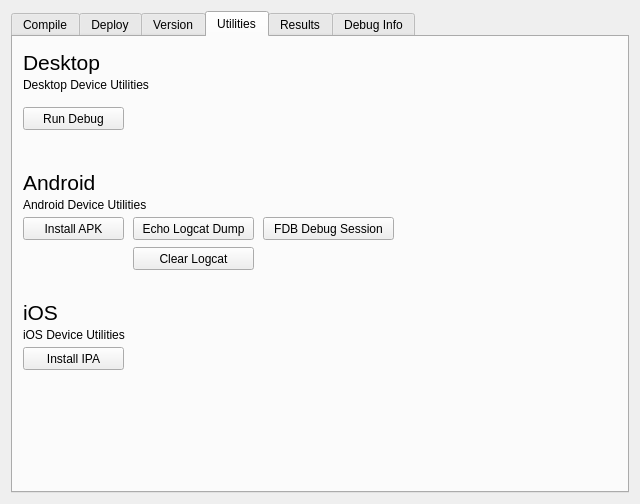
First picture: the form in resources/widget/DeckCompileWidget/DeckCompileWidget.ui, repository sernst/CompilerDeck, before the edit.
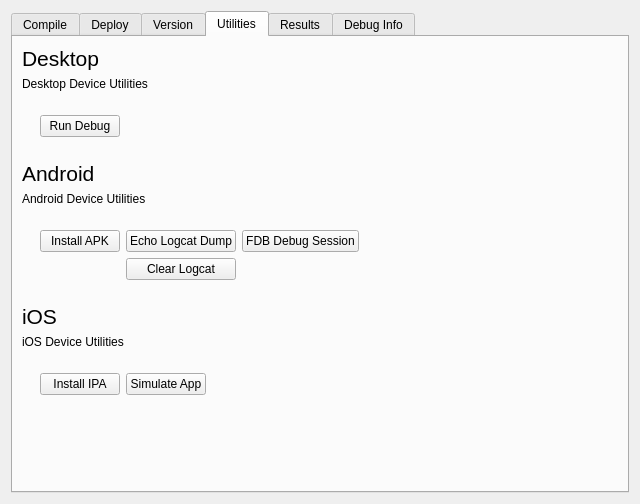
Second picture: the form after the edit. The open tabs and pages were chosen to show the change.

Patch:
```diff
--- a/resources/widget/DeckCompileWidget/DeckCompileWidget.ui
+++ b/resources/widget/DeckCompileWidget/DeckCompileWidget.ui
@@ -975,41 +975,60 @@
       <attribute name="title">
        <string>Utilities</string>
       </attribute>
-      <widget class="QPushButton" name="installApkBtn">
-       <property name="geometry">
-        <rect>
-         <x>10</x>
-         <y>180</y>
-         <width>101</width>
-         <height>23</height>
-        </rect>
+      <layout class="QVBoxLayout" name="verticalLayout_15">
+       <item>
+        <widget class="QLabel" name="label_8">
+         <property name="font">
+          <font>
+           <pointsize>16</pointsize>
+          </font>
        </property>
        <property name="text">
-        <string>Install APK</string>
-       </property>
-      </widget>
+          <string>Desktop</string>
+         </property>
+        </widget>
+       </item>
+       <item>
+        <widget class="QLabel" name="label_9">
+         <property name="text">
+          <string>Desktop Device Utilities</string>
+         </property>
+        </widget>
+       </item>
+       <item>
+        <widget class="QWidget" name="widget_31" native="true">
+         <layout class="QHBoxLayout" name="horizontalLayout_20">
+          <item>
+           <widget class="QWidget" name="widget_28" native="true">
+            <layout class="QGridLayout" name="gridLayout_3">
+             <item row="0" column="0">
       <widget class="QPushButton" name="runDebugBtn">
-       <property name="geometry">
-        <rect>
-         <x>10</x>
-         <y>70</y>
-         <width>101</width>
-         <height>23</height>
-        </rect>
-       </property>
        <property name="text">
         <string>Run Debug</string>
        </property>
       </widget>
+             </item>
+            </layout>
+           </widget>
+          </item>
+          <item>
+           <spacer name="horizontalSpacer_17">
+            <property name="orientation">
+             <enum>Qt::Horizontal</enum>
+            </property>
+            <property name="sizeHint" stdset="0">
+             <size>
+              <width>413</width>
+              <height>20</height>
+             </size>
+            </property>
+           </spacer>
+          </item>
+         </layout>
+        </widget>
+       </item>
+       <item>
       <widget class="QLabel" name="label_6">
-       <property name="geometry">
-        <rect>
-         <x>10</x>
-         <y>130</y>
-         <width>111</width>
-         <height>31</height>
-        </rect>
-       </property>
        <property name="font">
         <font>
          <pointsize>16</pointsize>
@@ -1019,98 +1038,69 @@
         <string>Android</string>
        </property>
       </widget>
+       </item>
+       <item>
       <widget class="QLabel" name="label_7">
-       <property name="geometry">
-        <rect>
-         <x>10</x>
-         <y>160</y>
-         <width>211</width>
-         <height>16</height>
-        </rect>
-       </property>
        <property name="text">
         <string>Android Device Utilities</string>
        </property>
       </widget>
-      <widget class="QLabel" name="label_8">
-       <property name="geometry">
-        <rect>
-         <x>10</x>
-         <y>10</y>
-         <width>111</width>
-         <height>31</height>
-        </rect>
-       </property>
-       <property name="font">
-        <font>
-         <pointsize>16</pointsize>
-        </font>
-       </property>
+       </item>
+       <item>
+        <widget class="QWidget" name="widget_30" native="true">
+         <layout class="QHBoxLayout" name="horizontalLayout_19">
+          <item>
+           <widget class="QWidget" name="widget_26" native="true">
+            <layout class="QGridLayout" name="gridLayout">
+             <item row="0" column="0">
+              <widget class="QPushButton" name="installApkBtn">
        <property name="text">
-        <string>Desktop</string>
-       </property>
-      </widget>
-      <widget class="QLabel" name="label_9">
-       <property name="geometry">
-        <rect>
-         <x>10</x>
-         <y>40</y>
-         <width>211</width>
-         <height>16</height>
-        </rect>
-       </property>
-       <property name="text">
-        <string>Desktop Device Utilities</string>
-       </property>
-      </widget>
+                <string>Install APK</string>
+               </property>
+              </widget>
+             </item>
+             <item row="0" column="1">
       <widget class="QPushButton" name="logcatDumpBtn">
-       <property name="geometry">
-        <rect>
-         <x>120</x>
-         <y>180</y>
-         <width>121</width>
-         <height>23</height>
-        </rect>
-       </property>
        <property name="text">
         <string>Echo Logcat Dump</string>
        </property>
       </widget>
-      <widget class="QPushButton" name="clearLogcatBtn">
-       <property name="geometry">
-        <rect>
-         <x>120</x>
-         <y>210</y>
-         <width>121</width>
-         <height>23</height>
-        </rect>
-       </property>
-       <property name="text">
-        <string>Clear Logcat</string>
-       </property>
-      </widget>
+             </item>
+             <item row="0" column="2">
       <widget class="QPushButton" name="flexDebugBtn">
-       <property name="geometry">
-        <rect>
-         <x>250</x>
-         <y>180</y>
-         <width>131</width>
-         <height>23</height>
-        </rect>
-       </property>
        <property name="text">
         <string>FDB Debug Session</string>
        </property>
       </widget>
+             </item>
+             <item row="1" column="1">
+              <widget class="QPushButton" name="clearLogcatBtn">
+               <property name="text">
+                <string>Clear Logcat</string>
+               </property>
+              </widget>
+             </item>
+            </layout>
+           </widget>
+          </item>
+          <item>
+           <spacer name="horizontalSpacer_16">
+            <property name="orientation">
+             <enum>Qt::Horizontal</enum>
+            </property>
+            <property name="sizeHint" stdset="0">
+             <size>
+              <width>99</width>
+              <height>20</height>
+             </size>
+            </property>
+           </spacer>
+          </item>
+         </layout>
+        </widget>
+       </item>
+       <item>
       <widget class="QLabel" name="label_15">
-       <property name="geometry">
-        <rect>
-         <x>10</x>
-         <y>260</y>
-         <width>111</width>
-         <height>31</height>
-        </rect>
-       </property>
        <property name="font">
         <font>
          <pointsize>16</pointsize>
@@ -1120,32 +1110,67 @@
         <string>iOS</string>
        </property>
       </widget>
+       </item>
+       <item>
       <widget class="QLabel" name="label_16">
-       <property name="geometry">
-        <rect>
-         <x>10</x>
-         <y>290</y>
-         <width>211</width>
-         <height>16</height>
-        </rect>
-       </property>
        <property name="text">
         <string>iOS Device Utilities</string>
        </property>
       </widget>
+       </item>
+       <item>
+        <widget class="QWidget" name="widget_29" native="true">
+         <layout class="QHBoxLayout" name="horizontalLayout_18">
+          <item>
+           <widget class="QWidget" name="widget_27" native="true">
+            <layout class="QGridLayout" name="gridLayout_2">
+             <item row="0" column="0">
       <widget class="QPushButton" name="installIpaBtn">
-       <property name="geometry">
-        <rect>
-         <x>10</x>
-         <y>310</y>
-         <width>101</width>
-         <height>23</height>
-        </rect>
-       </property>
        <property name="text">
         <string>Install IPA</string>
        </property>
       </widget>
+             </item>
+             <item row="0" column="1">
+              <widget class="QPushButton" name="simulateBtn">
+               <property name="text">
+                <string>Simulate App</string>
+               </property>
+              </widget>
+             </item>
+            </layout>
+           </widget>
+          </item>
+          <item>
+           <spacer name="horizontalSpacer_15">
+            <property name="orientation">
+             <enum>Qt::Horizontal</enum>
+            </property>
+            <property name="sizeHint" stdset="0">
+             <size>
+              <width>300</width>
+              <height>20</height>
+             </size>
+            </property>
+           </spacer>
+          </item>
+         </layout>
+        </widget>
+       </item>
+       <item>
+        <spacer name="verticalSpacer_6">
+         <property name="orientation">
+          <enum>Qt::Vertical</enum>
+         </property>
+         <property name="sizeHint" stdset="0">
+          <size>
+           <width>20</width>
+           <height>19</height>
+          </size>
+         </property>
+        </spacer>
+       </item>
+      </layout>
      </widget>
      <widget class="QWidget" name="resultsTabPage">
       <attribute name="title">
```
Left out of the diff: 31 changed lines with no effect on the pictures. Lines whose indentation alone changed are shown as unchanged.
